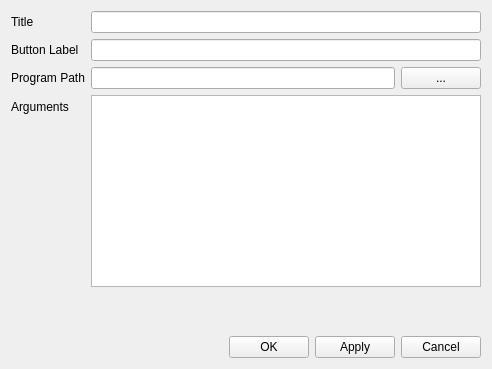
Before: the Qt Designer form QJTAG/settingsdialog.ui in pr4u4t/automatron3000, drawn with Qt 5.
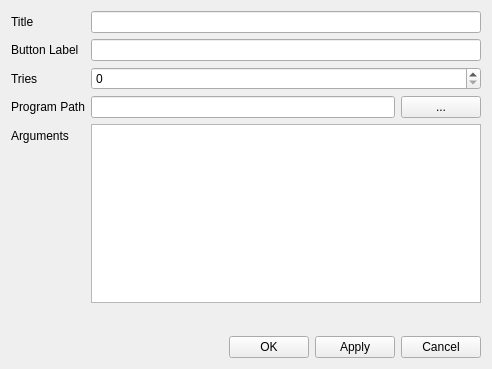
After: the same form once the commit is applied. Custom widgets are drawn as their Qt base class.

```diff
--- a/QJTAG/settingsdialog.ui
+++ b/QJTAG/settingsdialog.ui
@@ -30,7 +30,7 @@
        </item>
       </layout>
      </item>
-     <item row="2" column="0">
+     <item row="4" column="0">
       <widget class="QLabel" name="label_2">
        <property name="text">
         <string>Program Path</string>
@@ -47,14 +47,14 @@
      <item row="0" column="1">
       <widget class="QLineEdit" name="titleEdit"/>
      </item>
-     <item row="3" column="0">
+     <item row="5" column="0">
       <widget class="QLabel" name="label_4">
        <property name="text">
         <string>Arguments</string>
        </property>
       </widget>
      </item>
-     <item row="2" column="1">
+     <item row="4" column="1">
       <layout class="QHBoxLayout" name="horizontalLayout_3">
        <item>
         <widget class="QLineEdit" name="programPathEdit"/>
@@ -68,9 +68,19 @@
        </item>
       </layout>
      </item>
-     <item row="3" column="1">
+     <item row="5" column="1">
       <widget class="QTableView" name="arguments"/>
      </item>
+     <item row="2" column="0">
+      <widget class="QLabel" name="label_5">
+       <property name="text">
+        <string>Tries</string>
+       </property>
+      </widget>
+     </item>
+     <item row="2" column="1">
+      <widget class="QSpinBox" name="triesEdit"/>
+     </item>
     </layout>
    </item>
    <item>
```
